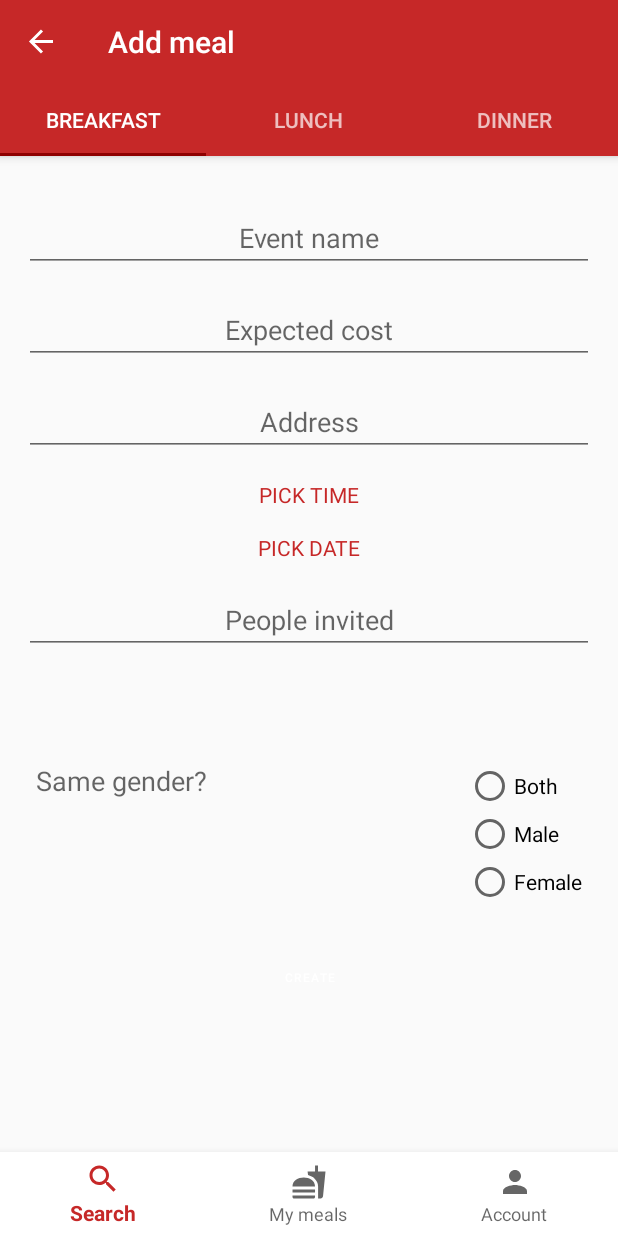
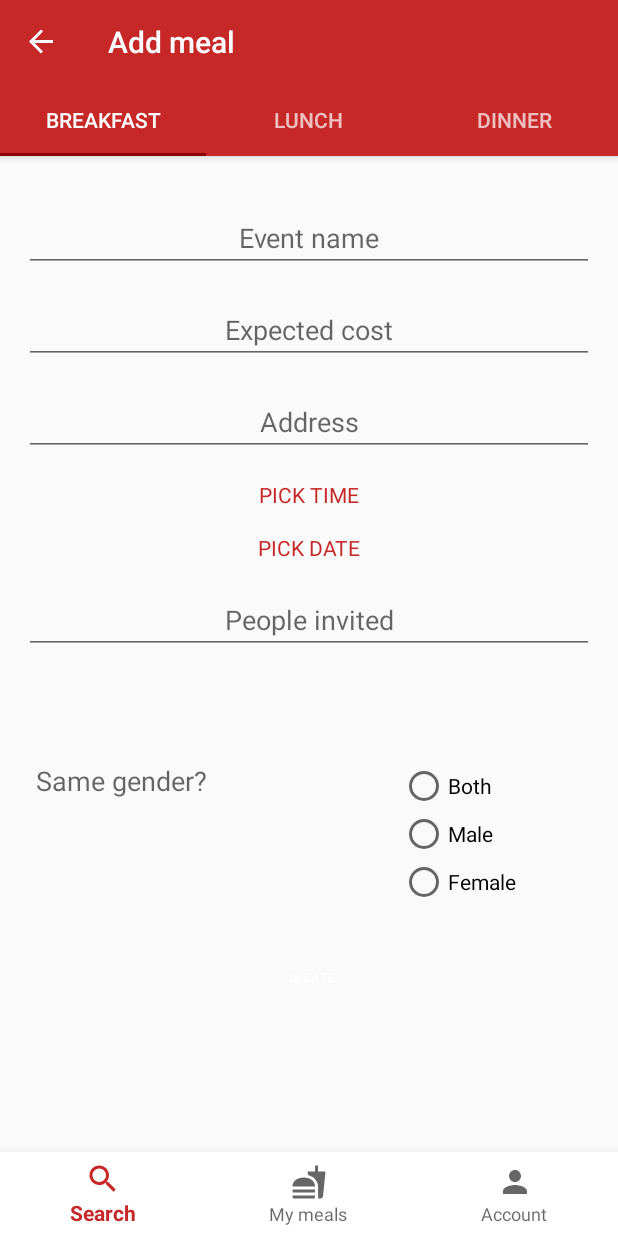
Before and after one commit to kari95/TAM, an Android app: the screen it shows after launch (MainActivity), after a tap on an icon or button, on a phone screen of 412 x 824 dp. Run offline under Robolectric (Android 15) with nearby library versions, the phone set to English and light mode, and no system bars; our stand-ins replace Firebase (no records; nobody signed in at launch, a user with empty details on screens opened directly), RxJava, data binding, navigation-ui; libraries missing offline, so code that uses them is left out: com.wdullaer.materialdatetimepicker; 1 statement that could not run was skipped.

Commit message:
Weighted.

```diff
--- a/app/src/main/res/layout/fragment_add_meal.xml
+++ b/app/src/main/res/layout/fragment_add_meal.xml
@@ -108,15 +108,16 @@
           style="@style/Base.TextAppearance.AppCompat.Medium"
           android:layout_width="0dp"
           android:layout_height="wrap_content"
-          android:layout_weight="1"
+          android:layout_weight="2"
           android:layout_gravity="top"
           android:text="@string/add_meal_same_gender"
           />
 
         <RadioGroup
           android:orientation="vertical"
-          android:layout_width="wrap_content"
+          android:layout_width="0dp"
           android:layout_height="wrap_content"
+          android:layout_weight="1"
           >
 
           <RadioButton
```
